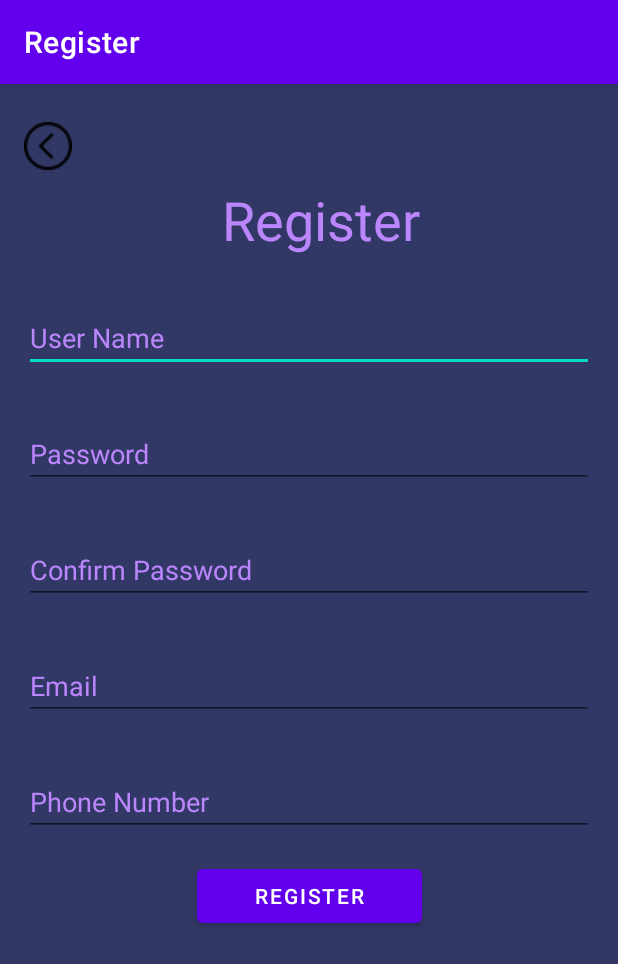
After one commit to TieuTamDev/DoAn, an Android app: the RegisterActivity screen opened directly, with no data from a screen before it, on a phone screen of 412 x 824 dp. The commit adds this screen. Shown: the top 964 px of the screen. Run offline under Robolectric (Android 15) with nearby library versions, the phone set to English and light mode, and no system bars.

Commit message:
Chu Đặng Bình An

```diff
--- a/app/build.gradle
+++ b/app/build.gradle
@@ -33,6 +33,7 @@ dependencies {
     implementation 'androidx.appcompat:appcompat:1.6.1'
     implementation 'com.google.android.material:material:1.8.0'
     implementation 'androidx.constraintlayout:constraintlayout:2.1.4'
+    implementation files("F:\\TH-LTMB\\gson-2.10.1.jar")
     testImplementation 'junit:junit:4.13.2'
     androidTestImplementation 'androidx.test.ext:junit:1.1.5'
     androidTestImplementation 'androidx.test.espresso:espresso-core:3.5.1'
--- /dev/null
+++ b/app/src/main/java/com/example/doan/ui/RegisterActivity.java
@@ -0,0 +1,122 @@
+package com.example.doan.ui;
+
+import androidx.appcompat.app.AppCompatActivity;
+
+import android.content.Context;
+import android.content.SharedPreferences;
+import android.os.Bundle;
+import android.widget.Button;
+import android.widget.EditText;
+import android.widget.ImageButton;
+import android.widget.RadioGroup;
+import android.widget.Toast;
+import com.example.doan.R;
+import com.example.doan.model.User;
+import com.google.gson.Gson;
+
+public class RegisterActivity extends AppCompatActivity {
+    private ImageButton btBackC;
+    private Button btRegisterC;
+    private EditText edUserNameC;
+    private EditText edPasswordC;
+    private EditText edConfirmPasswordC;
+    private EditText edEmailC;
+    private EditText edPhoneNumberC;
+
+    private SharedPreferences.Editor editor;
+    SharedPreferences sharedPreferences;
+    private final Gson gson = new Gson();
+
+    @Override
+    protected void onCreate(Bundle savedInstanceState) {
+        super.onCreate(savedInstanceState);
+        setContentView(R.layout.activity_register);
+        getSupportActionBar().setTitle("Register");
+        //
+        sharedPreferences = getSharedPreferences(Utils.SHARE_PREFERENCES_APP, Context.MODE_PRIVATE);
+        editor = sharedPreferences.edit();
+        //
+        anhxadulieu();
+        taosukien();
+    }
+
+    void anhxadulieu()
+    {
+        edUserNameC = findViewById(R.id.edUserNameRe);
+        edPasswordC = findViewById(R.id.edPasswordRe);
+        edConfirmPasswordC = findViewById(R.id.edConfirmPass);
+        edPhoneNumberC = findViewById(R.id.edPhoneNum);
+        edEmailC = findViewById(R.id.edEmail);
+        btRegisterC = findViewById(R.id.btRegister);
+        btBackC = findViewById(R.id.imbBack);
+    }
+
+    void taosukien()
+    {
+        btRegisterC.setOnClickListener(v -> sukienRegister());
+        btBackC.setOnClickListener(v -> finish());
+    }
+
+    void sukienRegister()
+    {
+        String userName = edUserNameC.getText().toString().trim();
+        String password = edPasswordC.getText().toString().trim();
+        String confirmPassword = edConfirmPasswordC.getText().toString().trim();
+        String email = edEmailC.getText().toString().trim();
+        String phoneNumber = edPhoneNumberC.getText().toString().trim();
+        //
+        int sex = 1;
+        boolean isValid = checkUserName(userName) && checkPassword(password,confirmPassword);
+
+        if(isValid)
+        {
+            User userNew = new User();
+            userNew.setUserName(userName);
+            userNew.setPassword(password);
+            userNew.setEmail(email);
+            userNew.setPhoneNumber(phoneNumber);
+
+            String userStr = gson.toJson(userNew);
+            editor.putString(Utils.KEY_USER,userStr);
+            editor.commit();
+
+            Toast.makeText(RegisterActivity.this,"Dang ky tai khoan thanh cong", Toast.LENGTH_LONG).show();
+            finish();
+        }
+    }
+
+    private boolean checkUserName(String userName)
+    {
+        if(userName.isEmpty())
+        {
+            edUserNameC.setError("Vui long nhap thong tin");
+            return false;
+        }
+        if(userName.length() < 6)
+        {
+            edUserNameC.setError("Vui long nhap du 6 ky tu");
+            return false;
+        }
+        return true;
+    }
+
+    private boolean checkPassword(String password, String confirmPassword)
+    {
+        if(password.isEmpty())
+        {
+            edPasswordC.setError("Vui long nhap nhap mat khau");
+            return false;
+        }
+        if(password.length() < 8)
+        {
+            edUserNameC.setError("Mat khau phai du 8 ky tu");
+            return false;
+        }
+        if(!password.equals(confirmPassword))
+        {
+            edConfirmPasswordC.setError("Mat khau khong trung khop");
+            return false;
+        }
+        return true;
+    }
+}
--- a/app/src/main/res/layout/activity_main.xml
+++ b/app/src/main/res/layout/activity_main.xml
@@ -22,7 +22,7 @@
         android:layout_height="match_parent"
         android:background="#313866"
         app:layout_constraintLeft_toLeftOf="parent"
-        app:layout_constraintBottom_toTopOf="@+id/navMenu"
-        />
+        app:layout_constraintBottom_toTopOf="@+id/navMenu">
+    </FrameLayout>
 
 </androidx.constraintlayout.widget.ConstraintLayout>
--- /dev/null
+++ b/app/src/main/res/layout/activity_register.xml
@@ -0,0 +1,110 @@
+<?xml version="1.0" encoding="utf-8"?>
+<androidx.constraintlayout.widget.ConstraintLayout xmlns:android="http://schemas.android.com/apk/res/android"
+    xmlns:app="http://schemas.android.com/apk/res-auto"
+    xmlns:tools="http://schemas.android.com/tools"
+    android:layout_width="match_parent"
+    android:layout_height="match_parent"
+    tools:context=".ui.RegisterActivity"
+    android:padding="16dp"
+    android:background="#313866">
+
+    <TextView
+        android:id="@+id/tvHeader"
+        android:layout_width="match_parent"
+        android:layout_height="wrap_content"
+        android:layout_marginLeft="16dp"
+        android:layout_marginTop="50dp"
+        android:gravity="center"
+        android:text="Register"
+        android:textColor="@color/purple_200"
+        android:textSize="36sp"
+        app:layout_constraintLeft_toLeftOf="parent"
+        app:layout_constraintTop_toTopOf="parent" />
+
+    <EditText
+        android:id="@+id/edUserNameRe"
+        android:layout_width="match_parent"
+        android:layout_height="wrap_content"
+        android:layout_marginTop="32dp"
+        android:hint="User Name"
+        android:textColorHint="@color/purple_200"
+        android:inputType="text"
+        android:selectAllOnFocus="true"
+        android:textColor="@color/white"
+        app:layout_constraintLeft_toLeftOf="parent"
+        app:layout_constraintTop_toBottomOf="@+id/tvHeader"/>
+
+    <EditText
+        android:id="@+id/edPasswordRe"
+        android:layout_width="match_parent"
+        android:layout_height="wrap_content"
+        android:layout_marginTop="32dp"
+        android:hint="Password"
+        android:textColorHint="@color/purple_200"
+        android:inputType="textPassword"
+        android:selectAllOnFocus="true"
+        android:textColor="@color/white"
+        app:layout_constraintLeft_toLeftOf="parent"
+        app:layout_constraintTop_toBottomOf="@+id/edUserNameRe"/>
+
+    <EditText
+        android:id="@+id/edConfirmPass"
+        android:layout_width="match_parent"
+        android:layout_height="wrap_content"
+        android:layout_marginTop="32dp"
+        android:hint="Confirm Password"
+        android:textColorHint="@color/purple_200"
+        android:inputType="textPassword"
+        android:selectAllOnFocus="true"
+        android:textColor="@color/white"
+        app:layout_constraintLeft_toLeftOf="parent"
+        app:layout_constraintTop_toBottomOf="@+id/edPasswordRe"/>
+
+    <EditText
+        android:id="@+id/edEmail"
+        android:layout_width="match_parent"
+        android:layout_height="wrap_content"
+        android:layout_marginTop="32dp"
+        android:textColorHint="@color/purple_200"
+        android:hint="Email"
+        android:inputType="text"
+        android:selectAllOnFocus="true"
+        android:textColor="@color/white"
+        app:layout_constraintLeft_toLeftOf="parent"
+        app:layout_constraintTop_toBottomOf="@+id/edConfirmPass"/>
+
+    <EditText
+        android:id="@+id/edPhoneNum"
+        android:layout_width="match_parent"
+        android:layout_height="wrap_content"
+        android:layout_marginTop="32dp"
+        android:hint="Phone Number"
+        android:textColorHint="@color/purple_200"
+        android:inputType="text"
+        android:selectAllOnFocus="true"
+        android:textColor="@color/white"
+        app:layout_constraintLeft_toLeftOf="parent"
+        app:layout_constraintTop_toBottomOf="@+id/edEmail"/>
+
+    <Button
+        android:id="@+id/btRegister"
+        android:layout_width="150dp"
+        android:layout_height="wrap_content"
+        android:layout_gravity="start"
+        android:layout_marginTop="16dp"
+        android:text="Register"
+        app:layout_constraintLeft_toLeftOf="parent"
+        app:layout_constraintRight_toRightOf="parent"
+        app:layout_constraintTop_toBottomOf="@+id/edPhoneNum"/>
+
+    <ImageButton
+        android:id="@+id/imbBack"
+        android:layout_width="wrap_content"
+        android:layout_height="50dp"
+        android:src="@drawable/left_arrow"
+        android:paddingEnd="15dp"
+        android:background="@android:color/transparent"
+        app:layout_constraintTop_toTopOf="parent"
+        app:layout_constraintLeft_toLeftOf="parent"/>
+
+</androidx.constraintlayout.widget.ConstraintLayout>
--- a/app/src/main/res/layout/fragment_home.xml
+++ b/app/src/main/res/layout/fragment_home.xml
@@ -13,9 +13,9 @@
 
         <TextView
             android:id="@+id/textView2"
-            android:layout_width="233dp"
+            android:layout_width="171dp"
             android:layout_height="45dp"
-            android:layout_marginStart="88dp"
+            android:layout_marginStart="120dp"
             android:layout_marginTop="16dp"
             android:gravity="center"
             android:text="Welcome"
```
Also changed, not shown: app/src/main/AndroidManifest.xml (+8 -0 lines), app/src/main/java/com/example/doan/MainActivity.java (+23 -5 lines), app/src/main/java/com/example/doan/fragment/LoginFragment.java (deleted, +0 -66 lines), app/src/main/java/com/example/doan/model/User.java (added, +69 -0 lines), app/src/main/java/com/example/doan/ui/LoginActivity.java (added, +118 -0 lines), app/src/main/java/com/example/doan/ui/Utils.java (added, +9 -0 lines), app/src/main/res/layout/activity_login.xml (renamed from app/src/main/res/layout/fragment_login.xml, +15 -19 lines), app/src/main/res/drawable/left_arrow.png (added).
